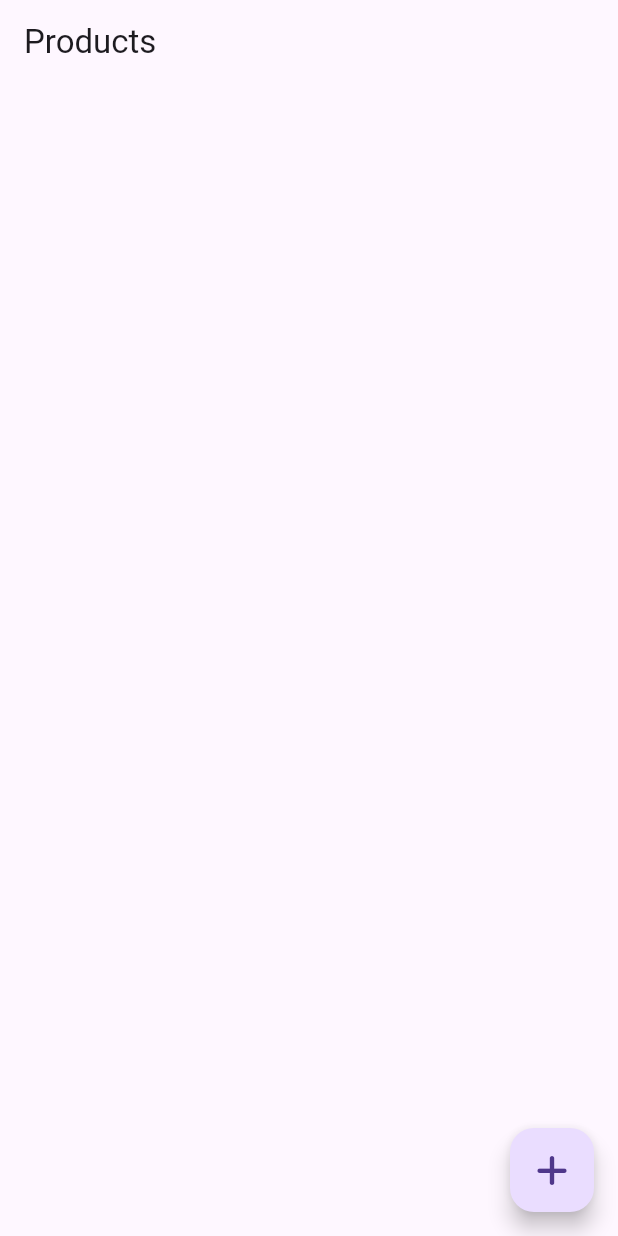
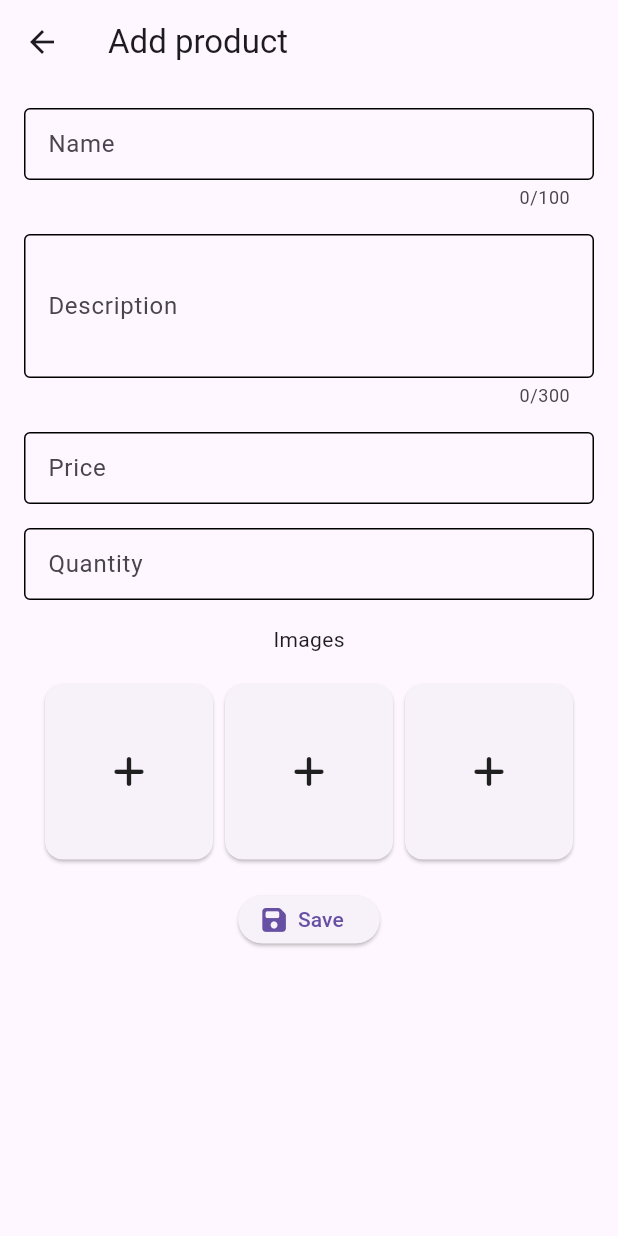
Before and after one commit to astudilloalex/simple-sales-control-flutter, a Flutter app: the ProductPage screen opened by its route, after a tap on an icon or button, on a phone screen of 412 x 824 dp. Run offline on Flutter 3.47's test engine with Material 3 defaults, Android fonts, the phone set to English and light mode, and no system bars; drawn by our look-alikes of loader_overlay; our stand-ins replace cloud_firestore, decimal, firebase_auth, firebase_core, firebase_crashlytics, flutter_bloc and 8 more; missing offline and left inert: mobile_scanner; accounts and stored records are empty; generated files the repository leaves out were written again.

Commit message:
feat: Edit product page

```diff
--- a/lib/app/cubits/app_cubit.dart
+++ b/lib/app/cubits/app_cubit.dart
@@ -29,14 +29,11 @@ class AppCubit extends Cubit<AppState> {
   }
 
   ThemeData get darkTheme {
-    return ThemeData.dark().copyWith(
-      useMaterial3: true,
-    );
+    return ThemeData.dark().copyWith();
   }
 
   ThemeData get lightTheme {
     return ThemeData.light().copyWith(
-      useMaterial3: true,
       inputDecorationTheme: const InputDecorationTheme(
         border: OutlineInputBorder(),
         errorBorder: OutlineInputBorder(),
--- a/lib/l10n/app_en.arb
+++ b/lib/l10n/app_en.arb
@@ -1,9 +1,16 @@
 {
     "add": "Add",
+    "addProduct": "Add product",
+    "description": "Description",
     "editCompany": "Edit company",
+    "editProduct": "Edit product",
+    "fileSizeExceeded": "File size exceeded",
+    "images": "Images",
     "myCompany": "My company",
     "name": "Name",
+    "price": "Price",
     "products": "Products",
+    "quantity": "Quantity",
     "reload": "Reload",
     "salesControl": "Sales control",
     "save": "Save",
--- a/lib/main.dart
+++ b/lib/main.dart
@@ -56,7 +56,7 @@ class MyApp extends StatelessWidget {
   Widget build(BuildContext context) {
     return GlobalLoaderOverlay(
       useDefaultLoading: false,
-      overlayWidget: const Center(
+      overlayWidgetBuilder: (progress) => const Center(
         child: SpinKitPulsingGrid(
           color: Colors.white,
         ),
--- /dev/null
+++ b/lib/ui/pages/edit_product/cubits/edit_product_cubit.dart
@@ -0,0 +1,18 @@
+import 'package:flutter_bloc/flutter_bloc.dart';
+import 'package:sales_control/src/product/application/product_service.dart';
+import 'package:sales_control/src/product/domain/product.dart';
+import 'package:sales_control/ui/pages/edit_product/states/edit_product_state.dart';
+
+class EditProductCubit extends Cubit<EditProductState> {
+  EditProductCubit({
+    required this.service,
+    this.id,
+  }) : super(const EditProductState());
+
+  final ProductService service;
+  final String? id;
+
+  Future<String?> addProduct(Product product) async {
+    return null;
+  }
+}
--- /dev/null
+++ b/lib/ui/pages/edit_product/edit_product_page.dart
@@ -0,0 +1,31 @@
+import 'package:flutter/material.dart';
+import 'package:flutter_bloc/flutter_bloc.dart';
+import 'package:flutter_gen/gen_l10n/app_localizations.dart';
+import 'package:sales_control/ui/pages/edit_product/cubits/edit_product_cubit.dart';
+import 'package:sales_control/ui/pages/edit_product/widgets/edit_product_form.dart';
+
+class EditProductPage extends StatelessWidget {
+  const EditProductPage({super.key});
+
+  @override
+  Widget build(BuildContext context) {
+    return Scaffold(
+      appBar: AppBar(
+        title: Text(
+          context.read<EditProductCubit>().id == null
+              ? AppLocalizations.of(context)!.addProduct
+              : AppLocalizations.of(context)!.editProduct,
+        ),
+      ),
+      body: ListView(
+        children: const [
+          SizedBox(height: 16.0),
+          Padding(
+            padding: EdgeInsets.symmetric(horizontal: 16.0),
+            child: EditProductForm(),
+          ),
+        ],
+      ),
+    );
+  }
+}
--- /dev/null
+++ b/lib/ui/pages/edit_product/states/edit_product_state.dart
@@ -0,0 +1,3 @@
+class EditProductState {
+  const EditProductState();
+}
--- /dev/null
+++ b/lib/ui/pages/edit_product/widgets/edit_product_form.dart
@@ -0,0 +1,277 @@
+import 'dart:io';
+import 'dart:typed_data';
+
+import 'package:flutter/material.dart';
+import 'package:flutter_bloc/flutter_bloc.dart';
+import 'package:flutter_gen/gen_l10n/app_localizations.dart';
+import 'package:font_awesome_flutter/font_awesome_flutter.dart';
+import 'package:image_picker/image_picker.dart';
+import 'package:loader_overlay/loader_overlay.dart';
+import 'package:sales_control/app/app.dart';
+import 'package:sales_control/src/product/domain/product.dart';
+import 'package:sales_control/ui/pages/edit_product/cubits/edit_product_cubit.dart';
+
+class EditProductForm extends StatefulWidget {
+  const EditProductForm({super.key});
+
+  @override
+  State<EditProductForm> createState() => _EditProductFormState();
+}
+
+class _EditProductFormState extends State<EditProductForm> {
+  final GlobalKey<FormState> formKey = GlobalKey<FormState>();
+
+  final TextEditingController nameController = TextEditingController();
+  final TextEditingController descriptionController = TextEditingController();
+  final TextEditingController priceController = TextEditingController();
+  final TextEditingController quantityController = TextEditingController();
+
+  List<XFile?> imageList = [null, null, null];
+
+  @override
+  void dispose() {
+    nameController.dispose();
+    descriptionController.dispose();
+    priceController.dispose();
+    quantityController.dispose();
+    super.dispose();
+  }
+
+  @override
+  Widget build(BuildContext context) {
+    return Form(
+      key: formKey,
+      child: Column(
+        children: [
+          TextFormField(
+            controller: nameController,
+            decoration: InputDecoration(
+              labelText: AppLocalizations.of(context)!.name,
+            ),
+            maxLength: 100,
+            keyboardType: TextInputType.text,
+          ),
+          const SizedBox(height: 16.0),
+          TextFormField(
+            controller: descriptionController,
+            decoration: InputDecoration(
+              labelText: AppLocalizations.of(context)!.description,
+            ),
+            minLines: 3,
+            maxLines: 4,
+            keyboardType: TextInputType.text,
+            maxLength: 300,
+          ),
+          const SizedBox(height: 16.0),
+          TextFormField(
+            controller: priceController,
+            decoration: InputDecoration(
+              labelText: AppLocalizations.of(context)!.price,
+            ),
+            keyboardType: TextInputType.number,
+          ),
+          if (context.read<EditProductCubit>().id == null)
+            const SizedBox(height: 16.0),
+          if (context.read<EditProductCubit>().id == null)
+            TextFormField(
+              controller: quantityController,
+              decoration: InputDecoration(
+                labelText: AppLocalizations.of(context)!.quantity,
+              ),
+              keyboardType: TextInputType.number,
+            ),
+          const SizedBox(height: 16.0),
+          Text(AppLocalizations.of(context)!.images),
+          const SizedBox(height: 16.0),
+          // Images picker
+          SizedBox(
+            height: 125.0,
+            child: Center(
+              child: ListView(
+                shrinkWrap: true,
+                scrollDirection: Axis.horizontal,
+                children: [
+                  SizedBox(
+                    height: 120.0,
+                    width: 120.0,
+                    child: Card(
+                      child: Column(
+                        mainAxisSize: MainAxisSize.min,
+                        children: [
+                          Expanded(
+                            child: InkWell(
+                              onTap: () => _pickImage(0),
+                              child: Center(
+                                child: imageList[0] == null
+                                    ? const FaIcon(FontAwesomeIcons.plus)
+                                    : Center(
+                                        child: Image.file(
+                                          File(imageList[0]!.path),
+                                          width: double.infinity,
+                                          fit: BoxFit.cover,
+                                        ),
+                                      ),
+                              ),
+                            ),
+                          ),
+                          if (imageList[0] != null)
+                            SizedBox(
+                              width: double.infinity,
+                              child: InkWell(
+                                onTap: () => _removeImage(0),
+                                child: const Center(
+                                  child: Padding(
+                                    padding: EdgeInsets.all(8.0),
+                                    child: FaIcon(
+                                      FontAwesomeIcons.trash,
+                                      size: 15.0,
+                                    ),
+                                  ),
+                                ),
+                              ),
+                            ),
+                        ],
+                      ),
+                    ),
+                  ),
+                  SizedBox(
+                    height: 120.0,
+                    width: 120.0,
+                    child: Card(
+                      child: Column(
+                        children: [
+                          Expanded(
+                            child: InkWell(
+                              onTap: () => _pickImage(1),
+                              child: Center(
+                                child: imageList[1] == null
+                                    ? const FaIcon(FontAwesomeIcons.plus)
+                                    : Image.file(
+                                        File(imageList[1]!.path),
+                                        width: double.infinity,
+                                        fit: BoxFit.cover,
+                                      ),
+                              ),
+                            ),
+                          ),
+                          if (imageList.elementAtOrNull(1) != null)
+                            SizedBox(
+                              width: double.infinity,
+                              child: InkWell(
+                                onTap: () => _removeImage(1),
+                                child: const Center(
+                                  child: Padding(
+                                    padding: EdgeInsets.all(8.0),
+                                    child: FaIcon(
+                                      FontAwesomeIcons.trash,
+                                      size: 15.0,
+                                    ),
+                                  ),
+                                ),
+                              ),
+                            ),
+                        ],
+                      ),
+                    ),
+                  ),
+                  SizedBox(
+                    height: 120.0,
+                    width: 120.0,
+                    child: Card(
+                      child: Column(
+                        children: [
+                          Expanded(
+                            child: InkWell(
+                              onTap: () => _pickImage(2),
+                              child: Center(
+                                child: imageList[2] == null
+                                    ? const FaIcon(FontAwesomeIcons.plus)
+                                    : Image.file(
+                                        File(imageList[2]!.path),
+                                        width: double.infinity,
+                                        fit: BoxFit.cover,
+                                      ),
+                              ),
+                            ),
+                          ),
+                          if (imageList[2] != null)
+                            SizedBox(
+                              width: double.infinity,
+                              child: InkWell(
+                                onTap: () => _removeImage(2),
+                                child: const Center(
+                                  child: Padding(
+                                    padding: EdgeInsets.all(8.0),
+                                    child: FaIcon(
+                                      FontAwesomeIcons.trash,
+                                      size: 15.0,
+                                    ),
+                                  ),
+                                ),
+                              ),
+                            ),
+                        ],
+                      ),
+                    ),
+                  ),
+                ],
+              ),
+            ),
+          ),
+          const SizedBox(height: 16.0),
+          // save button
+          ElevatedButton.icon(
+            onPressed: () async {
+              context.loaderOverlay.show();
+              final String? error =
+                  await context.read<EditProductCubit>().addProduct(
+                        Product(
+                          name: nameController.text.trim(),
+                          description: descriptionController.text.trim(),
+                          price: double.tryParse(priceController.text.trim()) ??
+                              0.0,
+                          quantity:
+                              double.tryParse(quantityController.text.trim()) ??
+                                  0.0,
+                        ),
+                      );
+              if (!context.mounted) return;
+              context.loaderOverlay.hide();
+              if (error != null) {
+                showErrorSnackbar(context, error);
+              }
+            },
+            icon: const FaIcon(FontAwesomeIcons.solidFloppyDisk),
+            label: Text(AppLocalizations.of(context)!.save),
+          ),
+        ],
+      ),
+    );
+  }
+
+  Future<void> _pickImage(int index) async {
+    const int maxFileSizeInBytes = 2 * 1048576;
+    final ImagePicker picker = ImagePicker();
+    final XFile? xFile = await picker.pickImage(source: ImageSource.camera);
+    if (xFile == null) return;
+    final Uint8List data = await xFile.readAsBytes();
+    if (!mounted) return;
+    if (data.length > maxFileSizeInBytes) {
+      showErrorSnackbar(
+        context,
+        AppLocalizations.of(context)!.fileSizeExceeded,
+      );
+    } else {
+      setState(() {
+        imageList[index] = xFile;
+      });
+    }
+  }
+
+  void _removeImage(int index) {
+    if (imageList[index] == null) return;
+    setState(() {
+      imageList[index] = null;
+    });
+  }
+}
--- a/lib/ui/pages/product/product_page.dart
+++ b/lib/ui/pages/product/product_page.dart
@@ -1,6 +1,8 @@
 import 'package:flutter/material.dart';
 import 'package:flutter_gen/gen_l10n/app_localizations.dart';
 import 'package:font_awesome_flutter/font_awesome_flutter.dart';
+import 'package:go_router/go_router.dart';
+import 'package:sales_control/ui/routes/route_name.dart';
 
 class ProductPage extends StatelessWidget {
   const ProductPage({super.key});
@@ -12,7 +14,9 @@ class ProductPage extends StatelessWidget {
         title: Text(AppLocalizations.of(context)!.products),
       ),
       floatingActionButton: FloatingActionButton(
-        onPressed: () {},
+        onPressed: () {
+          context.pushNamed(RouteName.addProduct);
+        },
         child: const FaIcon(FontAwesomeIcons.plus),
       ),
     );
--- a/lib/ui/routes/route_name.dart
+++ b/lib/ui/routes/route_name.dart
@@ -4,7 +4,9 @@ class RouteName {
   // prevents instantiation and extension.
   const RouteName._();
 
+  static const String addProduct = '/add-product';
   static const String editCompany = '/edit-company/:id';
+  static const String editProduct = '/edit-product/:id';
   static const String home = '/home';
   static const String onboarding = '/onboarding';
   static const String product = '/product';
--- a/lib/ui/routes/route_page.dart
+++ b/lib/ui/routes/route_page.dart
@@ -7,6 +7,8 @@ import 'package:sales_control/src/company/application/company_service.dart';
 import 'package:sales_control/src/product/application/product_service.dart';
 import 'package:sales_control/ui/pages/edit_company/cubits/edit_company_cubit.dart';
 import 'package:sales_control/ui/pages/edit_company/edit_company_page.dart';
+import 'package:sales_control/ui/pages/edit_product/cubits/edit_product_cubit.dart';
+import 'package:sales_control/ui/pages/edit_product/edit_product_page.dart';
 import 'package:sales_control/ui/pages/home/cubits/home_cubit.dart';
 import 'package:sales_control/ui/pages/home/home_page.dart';
 import 'package:sales_control/ui/pages/onboarding/cubits/onboarding_cubit.dart';
@@ -33,6 +35,16 @@ class RoutePage {
     initialLocation: RouteName.splash,
     routes: [
       GoRoute(
+        path: RouteName.addProduct,
+        name: RouteName.addProduct,
+        builder: (context, state) => BlocProvider(
+          create: (context) => EditProductCubit(
+            service: getIt<ProductService>(),
+          ),
+          child: const EditProductPage(),
+        ),
+      ),
+      GoRoute(
         path: RouteName.editCompany,
         name: RouteName.editCompany,
         builder: (context, state) => BlocProvider(
@@ -41,6 +53,17 @@ class RoutePage {
             companyService: getIt<CompanyService>(),
           ),
           child: const EditCompanyPage(),
+        ),
+      ),
+      GoRoute(
+        path: RouteName.editProduct,
+        name: RouteName.editProduct,
+        builder: (context, state) => BlocProvider(
+          create: (context) => EditProductCubit(
+            id: state.pathParameters['id'] ?? '',
+            service: getIt<ProductService>(),
+          ),
+          child: const EditProductPage(),
         ),
       ),
       GoRoute(
```
Also changed, not shown: pubspec.yaml (+11 -9 lines), pubspec.lock, 5 other files.
